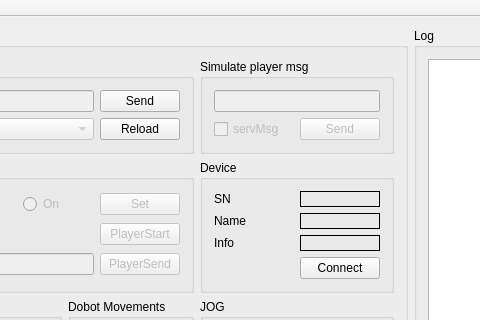
The window that mainwindow.ui (marianexyx/DobotChess) describes before a commit, drawn with Qt 5; both pictures show x 93 to 573 and y 0 to 320 of the 790 by 754 pixel window.
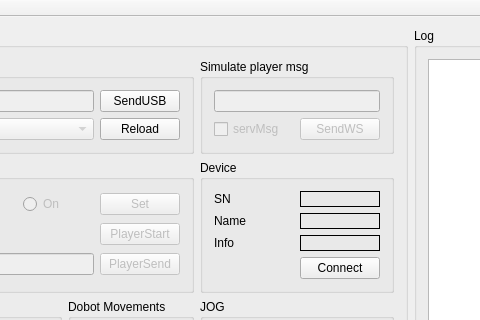
The same window after the commit.

Patch:
```diff
--- a/mainwindow.ui
+++ b/mainwindow.ui
@@ -269,7 +269,7 @@
              <bool>false</bool>
             </property>
             <property name="text">
-             <string>Send</string>
+             <string>SendWS</string>
             </property>
             <property name="autoDefault">
              <bool>true</bool>
@@ -480,7 +480,7 @@
           <item row="0" column="1">
            <widget class="QPushButton" name="sendUsbBtn">
             <property name="text">
-             <string>Send</string>
+             <string>SendUSB</string>
             </property>
            </widget>
           </item>
```
Left out of the diff: 468 changed lines with no effect on the pictures.
